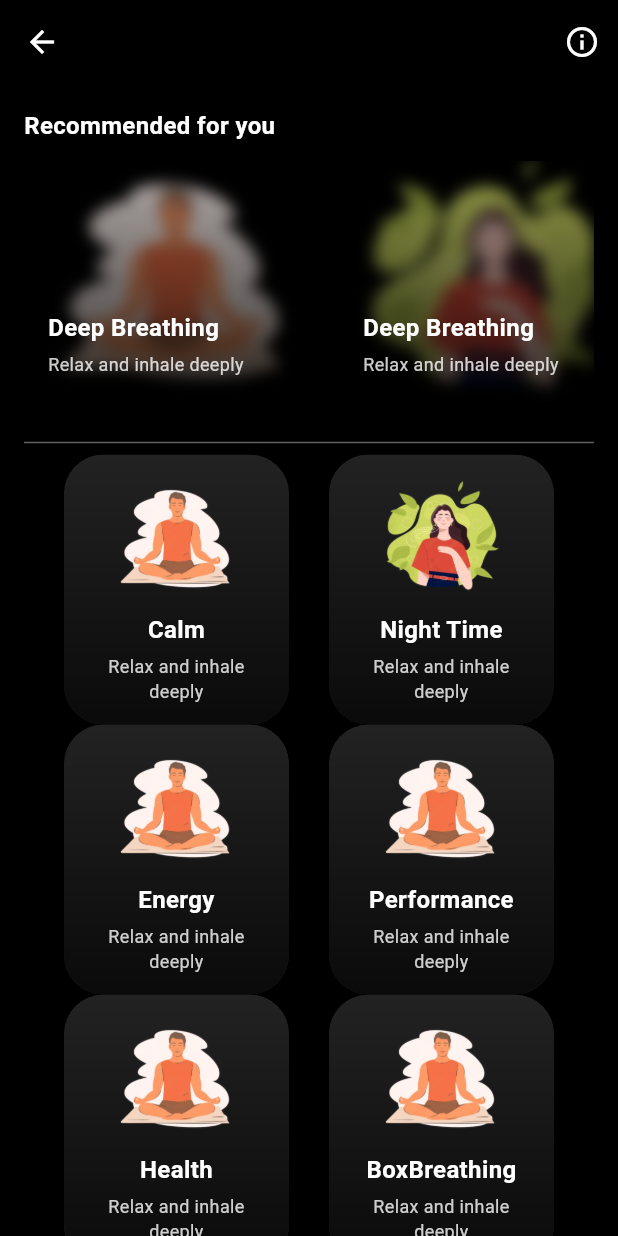
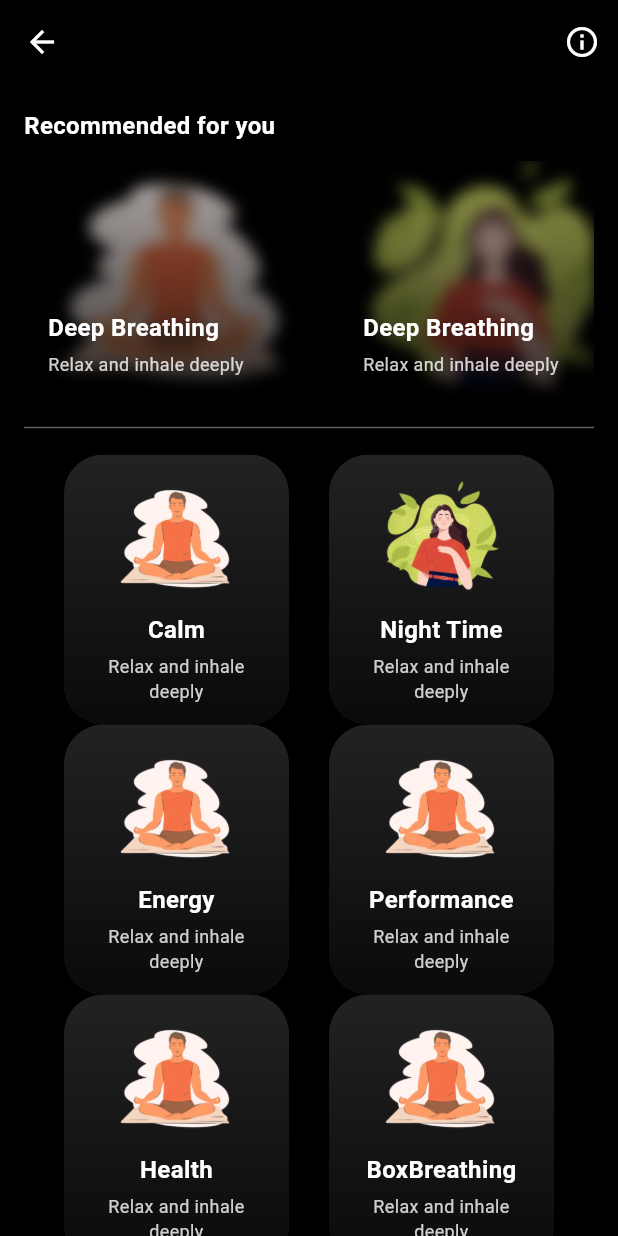
Before and after one commit to nayan1306/aarav, a Flutter app: the BreathingPage screen opened directly, on a phone screen of 412 x 824 dp. Run offline on Flutter 3.47's test engine with Material 3 defaults, Android fonts, the phone set to English and light mode, and no system bars; our stand-ins replace audioplayers, salomon_bottom_bar.

Commit message:
added TODOS

```diff
--- a/lib/Pages/breathing/breathingpage.dart
+++ b/lib/Pages/breathing/breathingpage.dart
@@ -78,8 +78,9 @@ class _BreathingPageState extends State<BreathingPage> {
               ],
             ),
           ),
-          SizedBox(height: 20),
+          SizedBox(height: 10),
           Divider(color: const Color.fromARGB(97, 255, 255, 255)),
+          SizedBox(height: 10),
           // TODO: Change the title and subtitle and image Link
           Row(
             mainAxisAlignment: MainAxisAlignment.spaceEvenly,
--- a/lib/Pages/breathing/breathingpages/boxbreathingpage.dart
+++ b/lib/Pages/breathing/breathingpages/boxbreathingpage.dart
@@ -10,6 +10,7 @@ class BoxBreathingPage extends StatefulWidget {
 }
 
 class _CalmPageState extends State<BoxBreathingPage> {
+  // TODO: Change the title and  image Link
   final List<Map<String, dynamic>> breathingExercises = [
     {"title": "Decompress", "image": "assets/images/sphere.png"},
     {"title": "Calm", "image": "assets/images/sphere.png"},
--- a/lib/Pages/breathing/breathingpages/calmpage.dart
+++ b/lib/Pages/breathing/breathingpages/calmpage.dart
@@ -10,6 +10,7 @@ class CalmPage extends StatefulWidget {
 }
 
 class _CalmPageState extends State<CalmPage> {
+  // TODO: Change the title and  image Link
   final List<Map<String, dynamic>> breathingExercises = [
     {"title": "Decompress", "image": "assets/images/sphere.png"},
     {"title": "Calm", "image": "assets/images/sphere.png"},
--- a/lib/Pages/breathing/breathingpages/energypage.dart
+++ b/lib/Pages/breathing/breathingpages/energypage.dart
@@ -10,6 +10,7 @@ class EnergyPage extends StatefulWidget {
 }
 
 class _CalmPageState extends State<EnergyPage> {
+  // TODO: Change the title and  image Link
   final List<Map<String, dynamic>> breathingExercises = [
     {"title": "Decompress", "image": "assets/images/sphere.png"},
     {"title": "Calm", "image": "assets/images/sphere.png"},
--- a/lib/Pages/breathing/breathingpages/healthpage.dart
+++ b/lib/Pages/breathing/breathingpages/healthpage.dart
@@ -10,6 +10,7 @@ class HealthPage extends StatefulWidget {
 }
 
 class _CalmPageState extends State<HealthPage> {
+  // TODO: Change the title and  image Link
   final List<Map<String, dynamic>> breathingExercises = [
     {"title": "Decompress", "image": "assets/images/sphere.png"},
     {"title": "Calm", "image": "assets/images/sphere.png"},
--- a/lib/Pages/breathing/breathingpages/nighttimepage.dart
+++ b/lib/Pages/breathing/breathingpages/nighttimepage.dart
@@ -10,6 +10,7 @@ class NightTimePage extends StatefulWidget {
 }
 
 class _CalmPageState extends State<NightTimePage> {
+  // TODO: Change the title and  image Link
   final List<Map<String, dynamic>> breathingExercises = [
     {"title": "nt", "image": "assets/images/sphere.png"},
     {"title": "Calm", "image": "assets/images/sphere.png"},
--- a/lib/Pages/breathing/breathingpages/performancepage.dart
+++ b/lib/Pages/breathing/breathingpages/performancepage.dart
@@ -10,6 +10,7 @@ class PerformancePage extends StatefulWidget {
 }
 
 class _CalmPageState extends State<PerformancePage> {
+  // TODO: Change the title and  image Link
   final List<Map<String, dynamic>> breathingExercises = [
     {"title": "Decompress", "image": "assets/images/sphere.png"},
     {"title": "Calm", "image": "assets/images/sphere.png"},
```
